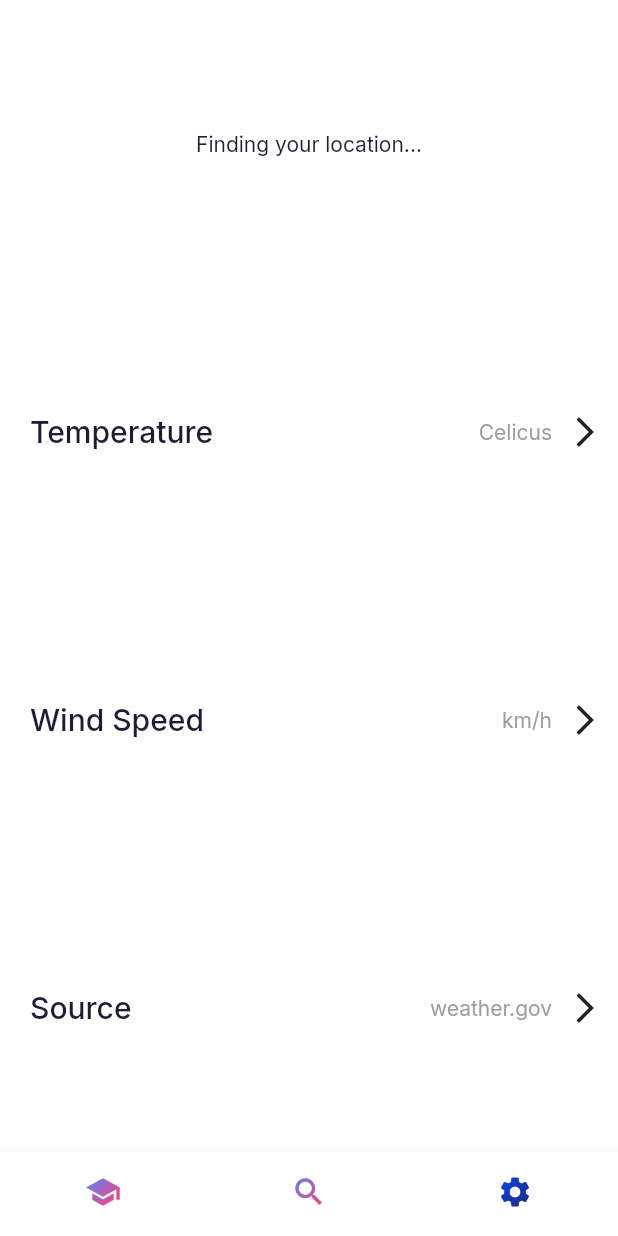
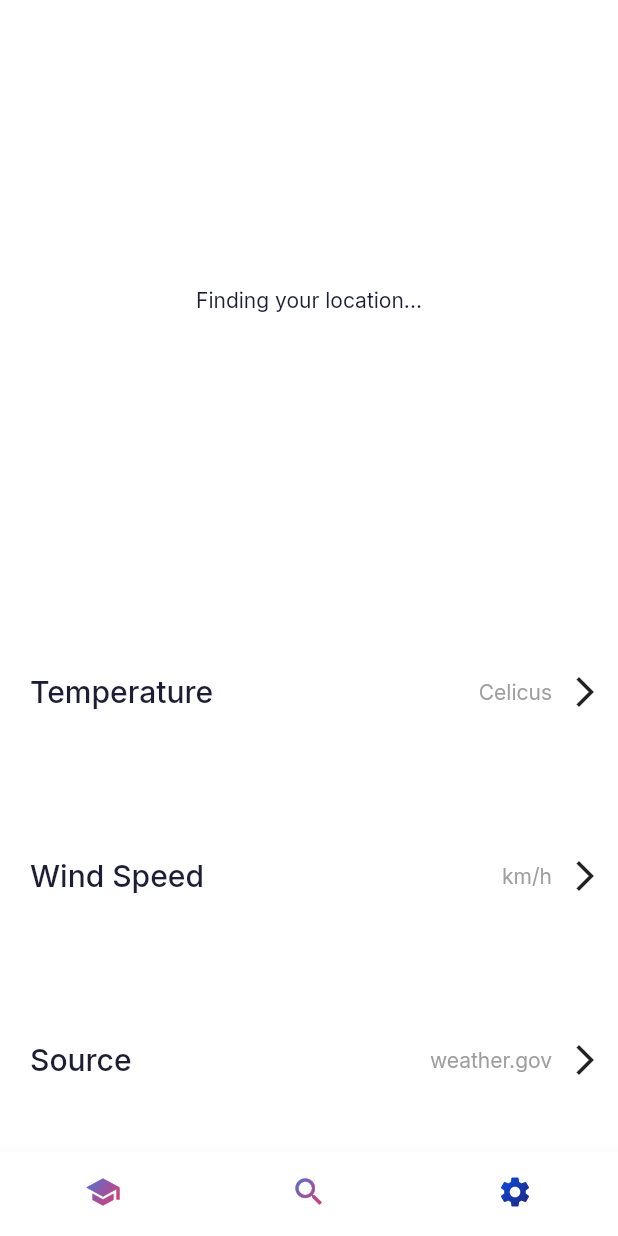
Before and after one commit to vietlinhtspt/weather_app, a Flutter app: the screen it shows after launch, item 3 of the bottom bar chosen, on a phone screen of 412 x 824 dp. Run offline on Flutter 3.47's test engine with Material 2 defaults, Android fonts, the phone set to English and light mode, and no system bars; our stand-ins replace equatable, flutter_bloc, google_fonts, location.

Commit message:
Fixed bug in setting screen

```diff
--- a/lib/pages/home_page.dart
+++ b/lib/pages/home_page.dart
@@ -50,6 +50,7 @@ class _HomePageState extends State<HomePage> {
               child: Stack(children: [
                 WeatherPicture(),
                 SingleChildScrollView(
+                  physics: BouncingScrollPhysics(),
                   child: Column(
                       crossAxisAlignment: CrossAxisAlignment.start,
                       children: [
--- a/lib/pages/setting_page.dart
+++ b/lib/pages/setting_page.dart
@@ -97,14 +97,17 @@ class _SettingPageState extends State<SettingPage> {
                             latt: this.locationData.latitude.toDouble(),
                             long: this.locationData.longitude.toDouble()));
                   }
-                  return Expanded(
-                    child: Center(
-                      child: Text("Finding your location..."),
+                  return SizedBox(
+                    height: 400,
+                    child: Expanded(
+                      child: Center(
+                        child: Text("Finding your location..."),
+                      ),
                     ),
                   );
                 } else if (weatherUserState is WeatherStateLoading) {
                   return SizedBox(
-                      height: 100,
+                      height: 400,
                       child: Center(child: CircularProgressIndicator()));
                 } else {
                   return Text(
--- a/lib/theme.dart
+++ b/lib/theme.dart
@@ -5,6 +5,7 @@ import 'package:google_fonts/google_fonts.dart';
 ThemeData lightThemeData(BuildContext context) {
   return ThemeData.light().copyWith(
     primaryColor: kPrimaryColor,
+    cardColor: Colors.grey[300],
     scaffoldBackgroundColor: Colors.white,
     shadowColor: Colors.grey.withOpacity(0.5),
     textTheme: GoogleFonts.interTextTheme(Theme.of(context).textTheme)
@@ -15,7 +16,6 @@ ThemeData lightThemeData(BuildContext context) {
 ThemeData darkThemeData(BuildContext context) {
   return ThemeData.dark().copyWith(
     primaryColor: kPrimaryColor,
-    cardColor: Colors.grey[300],
     scaffoldBackgroundColor: Colors.black,
     shadowColor: Colors.black.withOpacity(0.5),
     textTheme: GoogleFonts.interTextTheme(Theme.of(context).textTheme)
```
Also changed, not shown: lib/pages/search_page.dart (+5 -3 lines).
